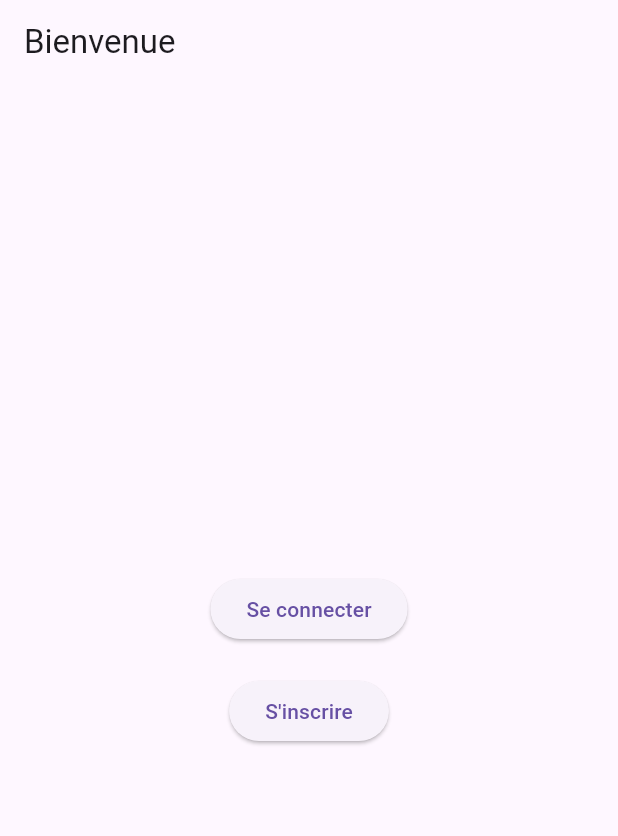
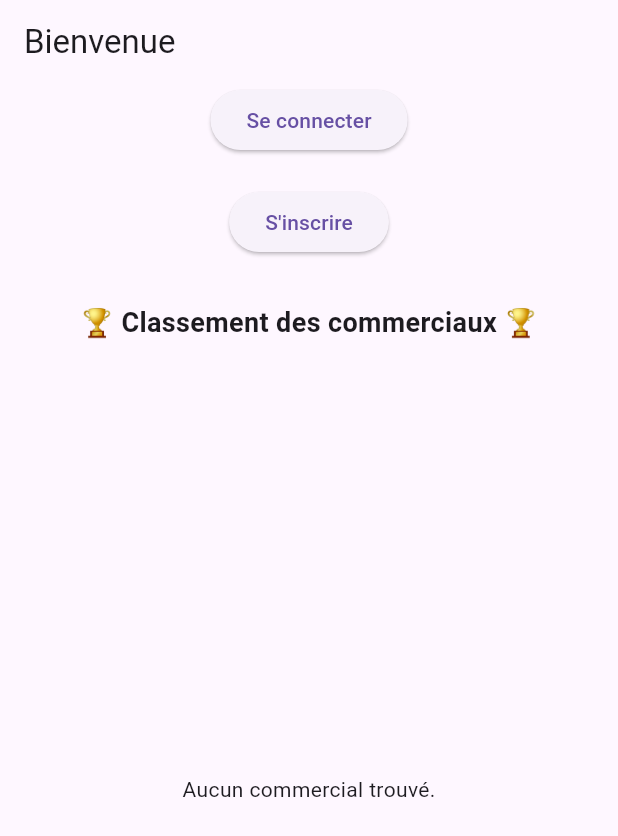
Before and after one commit to Cha1ymae/sales, a Flutter app: the screen it shows after launch, on a phone screen of 412 x 824 dp. Shown: the top 836 px of the screen. Run offline on Flutter 3.47's test engine with Material 3 defaults, Android fonts, the phone set to English and light mode, and no system bars; our stand-ins replace cloud_firestore, firebase_auth, firebase_core; accounts and stored records are empty.

```diff
--- /dev/null
+++ b/lib/view/leaderboard.dart
@@ -0,0 +1,46 @@
+import 'package:flutter/material.dart';
+import 'package:sales/controllers/sales_controller.dart';
+import 'package:sales/models/user.dart';
+
+class LeaderboardPage extends StatelessWidget {
+  final SalesController _salesController = SalesController();
+
+  @override
+  Widget build(BuildContext context) {
+    return Scaffold(
+      appBar: AppBar(title: Text("Classement des Commerciaux")),
+      body: StreamBuilder<List<UserModel>>(
+        stream: _salesController.obtenirClassementCommerciaux(),
+        builder: (context, snapshot) {
+          if (!snapshot.hasData) return Center(child: CircularProgressIndicator());
+
+          List<UserModel> commerciaux = snapshot.data!;
+
+          if (commerciaux.isEmpty) {
+            return Center(child: Text("Aucun commercial enregistré."));
+          }
+
+          return ListView.builder(
+            itemCount: commerciaux.length,
+            itemBuilder: (context, index) {
+              var commercial = commerciaux[index];
+
+              return Card(
+                margin: EdgeInsets.symmetric(vertical: 8, horizontal: 16),
+                child: ListTile(
+                  leading: CircleAvatar(
+                    backgroundColor: Colors.blueAccent,
+                    child: Text("${index + 1}"),
+                  ),
+                  title: Text(commercial.name, style: TextStyle(fontWeight: FontWeight.bold)),
+                  subtitle: Text("Ventes: ${commercial.salesCount} • CA: ${commercial.totalRevenue} €"),
+                  trailing: Icon(Icons.star, color: index == 0 ? Colors.amber : Colors.grey),
+                ),
+              );
+            },
+          );
+        },
+      ),
+    );
+  }
+}
--- a/lib/view/welcome_page.dart
+++ b/lib/view/welcome_page.dart
@@ -1,14 +1,28 @@
 import 'package:flutter/material.dart';
+import 'package:sales/controllers/sales_controller.dart';
+import 'package:sales/models/user.dart';
 import 'package:sales/view/auth.dart';
 import 'package:sales/view/login_page.dart';
 
-class WelcomePage extends StatelessWidget {
+class WelcomePage extends StatefulWidget {
+  @override
+  _WelcomePageState createState() => _WelcomePageState();
+}
+
+class _WelcomePageState extends State<WelcomePage> {
+  final SalesController _salesController = SalesController();
+
+  @override
+  void initState() {
+    super.initState();
+  }
+
+
   @override
   Widget build(BuildContext context) {
     return Scaffold(
       appBar: AppBar(title: Text("Bienvenue")),
-      body: Center(
-        child: Column(
+      body: Column(
         mainAxisAlignment: MainAxisAlignment.center,
         children: [
           ElevatedButton(
@@ -24,8 +38,51 @@ class WelcomePage extends StatelessWidget {
             },
             child: Text("S'inscrire"),
           ),
+          SizedBox(height: 30),
+          Text("🏆 Classement des commerciaux 🏆", style: TextStyle(fontSize: 18, fontWeight: FontWeight.bold)),
+
+          Expanded(
+            child:StreamBuilder<List<UserModel>>(
+  stream: _salesController.obtenirClassementCommerciaux(),
+  builder: (context, snapshot) {
+
+    if (snapshot.connectionState == ConnectionState.waiting) {
+      return Center(child: CircularProgressIndicator());
+    }
+
+    if (!snapshot.hasData) {
+      return Center(child: Text("Aucun commercial trouvé."));
+    }
+
+    var commerciaux = snapshot.data!;
+
+    if (commerciaux.isEmpty) {
+      return Center(child: Text("Aucun commercial trouvé."));
+    }
+
+    return ListView.builder(
+      itemCount: commerciaux.length,
+      itemBuilder: (context, index) {
+        var commercial = commerciaux[index];
+
+        return Card(
+          margin: EdgeInsets.symmetric(vertical: 8, horizontal: 16),
+          child: ListTile(
+            leading: CircleAvatar(
+              backgroundColor: Colors.blueAccent,
+              child: Text("${index + 1}"),
+            ),
+            title: Text(commercial.name, style: TextStyle(fontWeight: FontWeight.bold)),
+            subtitle: Text("Ventes: ${commercial.salesCount} • CA: ${commercial.totalRevenue} €"),
+            trailing: Icon(Icons.star, color: index == 0 ? Colors.amber : Colors.grey),
+          ),
+        );
+      },
+    );
+  },
+),
+          ),
         ],
-        ),
       ),
     );
   }
```
Also changed, not shown: lib/controllers/sales_controller.dart (+50 -6 lines), lib/models/user.dart (+30 -6 lines), lib/view/add_sale.dart (+27 -59 lines), lib/view/home.dart (+83 -55 lines), lib/view/sales_list.dart (+13 -5 lines). Lines whose indentation alone changed are shown as unchanged.
